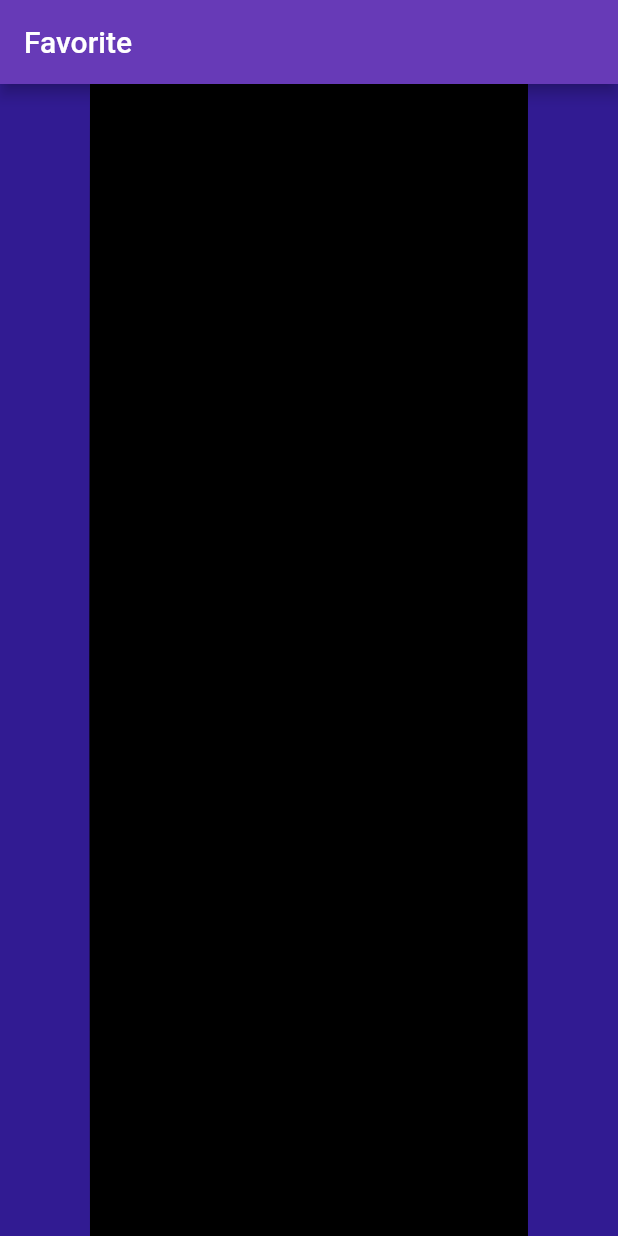
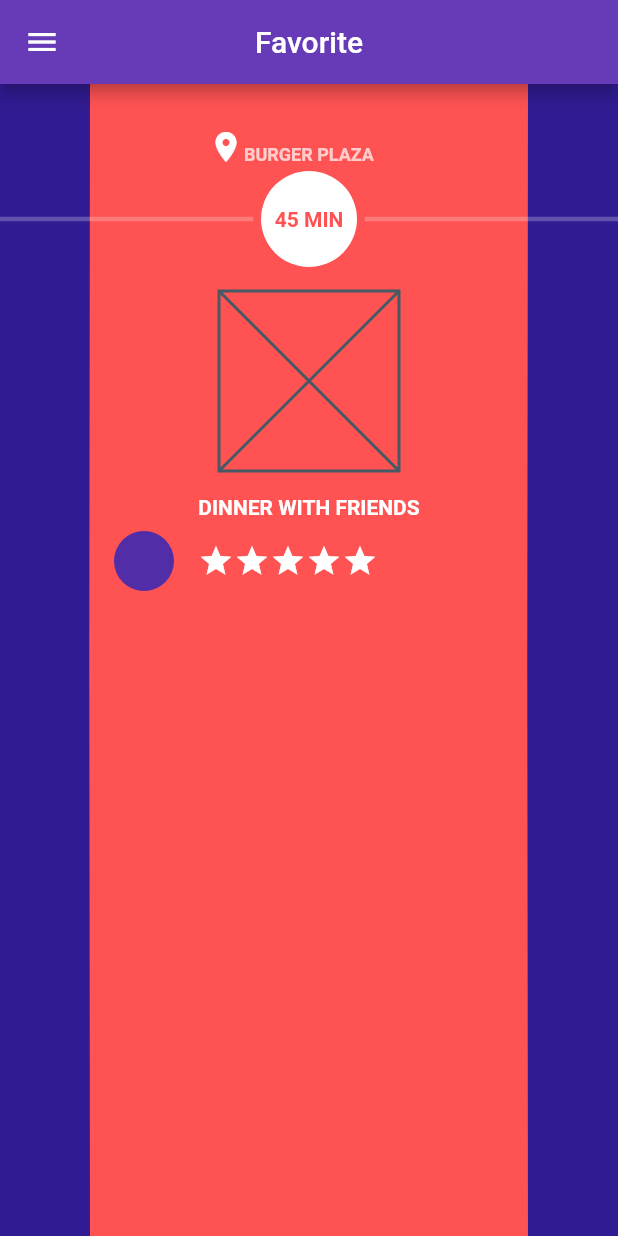
Before and after one commit to corvusalbus/ul_challenge_bouncing_menu, a Flutter app: the screen it shows after launch, on a phone screen of 412 x 824 dp. Run offline on Flutter 3.47's test engine with Material 2 defaults, Android fonts, the light colour scheme and no system bars.

Commit message:
reorganize code and stars

```diff
--- /dev/null
+++ b/lib/favorite_page.dart
@@ -0,0 +1,147 @@
+import 'package:flutter/material.dart';
+
+import 'bouncing_card.dart';
+
+class FavoritePage extends StatelessWidget {
+  final double power;
+  final double xPosition;
+  final AnimationController animationController;
+  final double width;
+  final double height;
+  final Color color;
+  final String placeName;
+  final String timeAgo;
+  final String title;
+  const FavoritePage(
+      {Key? key,
+      required this.power,
+      required this.animationController,
+      required this.height,
+      required this.width,
+      required this.color,
+      required this.xPosition,
+      required this.placeName,
+      required this.timeAgo,
+      required this.title})
+      : super(key: key);
+
+  @override
+  Widget build(BuildContext context) {
+    return Stack(
+      children: [
+        BouncingCard(
+            power: power,
+            animationController: animationController,
+            height: height,
+            width: width,
+            color: color,
+            xPosition: xPosition),
+        Transform(
+          transform: Matrix4.identity()..translate(-xPosition, 0.0),
+          //alignment: Alignment.center,
+          child: Column(
+            children: [
+              SizedBox(
+                height: 30.0,
+              ),
+              Row(
+                mainAxisAlignment: MainAxisAlignment.center,
+                crossAxisAlignment: CrossAxisAlignment.end,
+                children: [
+                  Icon(
+                    Icons.location_on,
+                    color: Colors.white,
+                  ),
+                  Text(
+                    placeName,
+                    style: TextStyle(
+                        color: Colors.white70,
+                        fontWeight: FontWeight.bold,
+                        fontSize: 12.0),
+                  ),
+                  SizedBox(
+                    width: 24.0,
+                  )
+                ],
+              ),
+              SizedBox(
+                height: 4.0,
+              ),
+              Row(
+                mainAxisAlignment: MainAxisAlignment.spaceBetween,
+                children: [
+                  Expanded(
+                      child: Divider(
+                          thickness: 3.0,
+                          endIndent: 5.0,
+                          color: Colors.white24)),
+                  CircleAvatar(
+                    backgroundColor: Colors.white,
+                    radius: 32.0,
+                    child: Text(
+                      timeAgo,
+                      style: TextStyle(
+                          color: color,
+                          fontWeight: FontWeight.bold,
+                          fontSize: 14.0),
+                    ),
+                  ),
+                  Expanded(
+                      child: Divider(
+                          thickness: 3.0, indent: 5.0, color: Colors.white24)),
+                ],
+              ),
+              Padding(
+                padding: const EdgeInsets.all(16.0),
+                child: Container(
+                  width: 120,
+                  child: Placeholder(
+                    fallbackHeight: 120,
+                    fallbackWidth: 120,
+                  ),
+                ),
+              ),
+              Text(title,
+                  style: TextStyle(
+                      color: Colors.white,
+                      fontWeight: FontWeight.bold,
+                      fontSize: 14.0)),
+              SizedBox(width: 16.0),
+              Padding(
+                padding: const EdgeInsets.symmetric(horizontal: 60.0),
+                child: ListTile(
+                  leading: CircleAvatar(),
+                  title: Row(
+                    children: [
+                      const Icon(
+                        Icons.star,
+                        color: Colors.white,
+                      ),
+                      const Icon(
+                        Icons.star,
+                        color: Colors.white,
+                      ),
+                      const Icon(
+                        Icons.star,
+                        color: Colors.white,
+                      ),
+                      const Icon(
+                        Icons.star,
+                        color: Colors.white,
+                      ),
+                      const Icon(
+                        Icons.star,
+                        color: Colors.white,
+                      )
+                    ],
+                  ),
+                ),
+              ),
+              ListTile()
+            ],
+          ),
+        ),
+      ],
+    );
+  }
+}
--- a/lib/main.dart
+++ b/lib/main.dart
@@ -1,7 +1,5 @@
-import 'dart:math';
-
 import 'package:flutter/material.dart';
-import 'package:ul_challenge_bouncing_menu/bouncing_card.dart';
+import 'package:ul_challenge_bouncing_menu/favorite_page.dart';
 
 void main() {
   runApp(const MyApp());
@@ -71,7 +69,7 @@ class _FavouritePageState extends State<FavouritePage>
         }));
 
     animationControllerSlide =
-        AnimationController(vsync: this, duration: Duration(seconds: 1));
+        AnimationController(vsync: this, duration: Duration(milliseconds: 200));
 
     animationControllerSlide.addListener(() => setState(() {
           if (animationControllerSlide.isCompleted) {
@@ -81,7 +79,7 @@ class _FavouritePageState extends State<FavouritePage>
         }));
 
     animationControllerSlideReverse =
-        AnimationController(vsync: this, duration: Duration(seconds: 1));
+        AnimationController(vsync: this, duration: Duration(milliseconds: 200));
 
     animationControllerSlideReverse.addListener(() => setState(() {
           if (animationControllerSlideReverse.isCompleted) {
@@ -108,6 +106,8 @@ class _FavouritePageState extends State<FavouritePage>
                         return Scaffold(
                           appBar: AppBar(
                             title: Text('Favorite'),
+                            centerTitle: true,
+                            leading: Icon(Icons.menu),
                           ),
                           backgroundColor: Colors.deepPurple[900],
                           body: Stack(
@@ -115,12 +115,15 @@ class _FavouritePageState extends State<FavouritePage>
                               LayoutBuilder(
                                 builder: (context, constraints) {
                                   return FavoritePage(
+                                    placeName: 'BURGER PLAZA',
+                                    timeAgo: '45 MIN',
+                                    title: 'DINNER WITH FRIENDS',
                                     power: power.value,
                                     animationController:
                                         animationControllerBounce,
                                     height: constraints.maxHeight,
                                     width: constraints.biggest.width,
-                                    color: Colors.black,
+                                    color: Colors.redAccent[200]!,
                                     xPosition: (animationControllerSlide.value -
                                                 animationControllerSlideReverse
                                                     .value) *
@@ -132,7 +135,10 @@ class _FavouritePageState extends State<FavouritePage>
                               LayoutBuilder(
                                 builder: (context, constraints) {
                                   return FavoritePage(
-                                    color: Colors.red,
+                                    placeName: 'NATIONAL STADIUM',
+                                    timeAgo: '1D',
+                                    title: 'GREAT MATCH!',
+                                    color: Colors.orange[300]!,
                                     power: power.value,
                                     animationController:
                                         animationControllerBounce,
@@ -150,7 +156,10 @@ class _FavouritePageState extends State<FavouritePage>
                               LayoutBuilder(
                                 builder: (context, constraints) {
                                   return FavoritePage(
-                                    color: Colors.green,
+                                    placeName: 'BURGER PLAZA',
+                                    timeAgo: '3D',
+                                    title: 'BREAKFAST WITH ICE CREAM',
+                                    color: Colors.blueGrey[300]!,
                                     power: power.value,
                                     animationController:
                                         animationControllerBounce,
@@ -161,24 +170,6 @@ class _FavouritePageState extends State<FavouritePage>
                                                     .value) *
                                             constraints.biggest.width +
                                         (indexActive - 2) *
-                                            constraints.biggest.width,
-                                  );
-                                },
-                              ),
-                              LayoutBuilder(
-                                builder: (context, constraints) {
-                                  return FavoritePage(
-                                    color: Colors.pink,
-                                    power: power.value,
-                                    animationController:
-                                        animationControllerBounce,
-                                    height: constraints.maxHeight,
-                                    width: constraints.biggest.width,
-                                    xPosition: (animationControllerSlide.value -
-                                                animationControllerSlideReverse
-                                                    .value) *
-                                            constraints.biggest.width +
-                                        (indexActive - 3) *
                                             constraints.biggest.width,
                                   );
                                 },
@@ -236,39 +227,6 @@ class _FavouritePageState extends State<FavouritePage>
   }
 }
 
-class FavoritePage extends StatelessWidget {
-  final double power;
-  final double xPosition;
-  final AnimationController animationController;
-  final double width;
-  final double height;
-  final Color color;
-  const FavoritePage(
-      {Key? key,
-      required this.power,
-      required this.animationController,
-      required this.height,
-      required this.width,
-      required this.color,
-      required this.xPosition})
-      : super(key: key);
-
-  @override
-  Widget build(BuildContext context) {
-    return Stack(
-      children: [
-        BouncingCard(
-            power: power,
-            animationController: animationController,
-            height: height,
-            width: width,
-            color: color,
-            xPosition: xPosition)
-      ],
-    );
-  }
-}
-
 class Power {
   double value = 1;
   final double maxValue;
```
